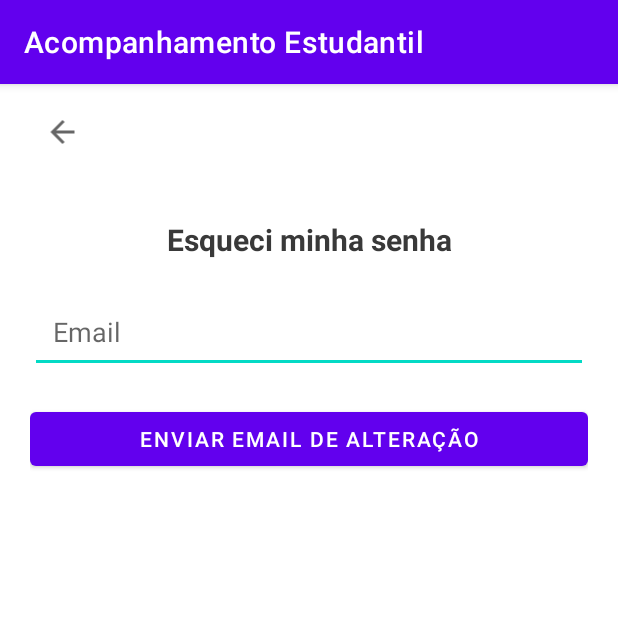
After one commit to williamsoaresdelima/AcompanhamentoEstudantil, an Android app: the ForgotPassword screen opened directly, with no data from a screen before it, on a phone screen of 412 x 824 dp, the top half of it. The commit adds this screen. Run offline under Robolectric (Android 15) with nearby library versions, the phone set to English and light mode, and no system bars; our stand-ins replace Firebase (no records; nobody signed in at launch, a user with empty details on screens opened directly).

Commit message:
logica em perfil e esqueci a senha

```diff
--- /dev/null
+++ b/app/src/main/java/com/example/acompanhamentoestudantil/ForgotPassword.kt
@@ -0,0 +1,40 @@
+package com.example.acompanhamentoestudantil
+
+import android.content.Intent
+import androidx.appcompat.app.AppCompatActivity
+import android.os.Bundle
+import android.view.View
+import android.widget.EditText
+import android.widget.Toast
+import com.google.firebase.auth.FirebaseAuth
+
+class ForgotPassword : AppCompatActivity() {
+    private lateinit var firebaseAuth: FirebaseAuth
+
+    override fun onCreate(savedInstanceState: Bundle?) {
+        super.onCreate(savedInstanceState)
+        setContentView(R.layout.activity_forgot_password)
+        firebaseAuth = FirebaseAuth.getInstance()
+
+        findViewById<View>(R.id.btn_forgot_password).setOnClickListener {
+            val emailAddress = findViewById<EditText>(R.id.etEmail).text.toString()
+            firebaseAuth.sendPasswordResetEmail(emailAddress).addOnCompleteListener { task ->
+                if (task.isSuccessful) {
+                    Toast.makeText(this, R.string.email_sent_password, Toast.LENGTH_SHORT).show()
+                } else {
+                    Toast.makeText(this, R.string.send_email_password_error, Toast.LENGTH_SHORT).show()
+                }
+            }
+
+            val activity = Intent(this, LoginScreen::class.java)
+            startActivity(activity)
+        }
+
+        findViewById<View>(R.id.btnBack).setOnClickListener {
+            val activity = Intent(this, LoginScreen::class.java)
+            startActivity(activity)
+        }
+
+
+    }
+}
--- a/app/src/main/java/com/example/acompanhamentoestudantil/LoginScreen.kt
+++ b/app/src/main/java/com/example/acompanhamentoestudantil/LoginScreen.kt
@@ -48,6 +48,11 @@ class LoginScreen : AppCompatActivity() {
 
         findViewById<View>(R.id.btnGoogleSignIn).setOnClickListener {
             signInGoogle()
+        }
+
+        findViewById<View>(R.id.forget_password).setOnClickListener {
+            val activity = Intent(this, ForgotPassword::class.java)
+            startActivity(activity)
         }
     }
 
--- /dev/null
+++ b/app/src/main/res/layout/activity_forgot_password.xml
@@ -0,0 +1,60 @@
+<?xml version="1.0" encoding="utf-8"?>
+<androidx.constraintlayout.widget.ConstraintLayout xmlns:android="http://schemas.android.com/apk/res/android"
+    xmlns:app="http://schemas.android.com/apk/res-auto"
+    xmlns:tools="http://schemas.android.com/tools"
+    android:layout_width="match_parent"
+    android:layout_height="match_parent"
+    android:padding="20dp"
+    tools:context=".ForgotPassword">
+
+    <ImageView
+        android:id="@+id/btnBack"
+        android:layout_width="43dp"
+        android:layout_height="wrap_content"
+        android:layout_gravity="center"
+        android:layout_marginTop="2dp"
+        android:layout_marginStart="10dp"
+        android:src="@drawable/outline_arrow_back_24"
+        android:contentDescription="@string/img_d_back"
+        tools:ignore="MissingConstraints">
+
+    </ImageView>
+
+    <TextView
+        android:layout_width="wrap_content"
+        android:layout_height="wrap_content"
+        android:text="@string/forgot_password"
+        android:textAlignment="center"
+        android:textColor="#393939"
+        android:textSize="20sp"
+        android:textStyle="bold"
+        android:id="@+id/vt1"
+        android:layout_marginTop="70dp"
+        app:layout_constraintEnd_toEndOf="parent"
+        app:layout_constraintStart_toStartOf="parent"
+        app:layout_constraintTop_toTopOf="parent"/>
+    <EditText
+        android:layout_width="0dp"
+        android:layout_height="wrap_content"
+        android:layout_marginTop="20dp"
+        android:hint="@string/email"
+        android:inputType="textEmailAddress"
+        android:id="@+id/etEmail"
+        android:padding="15dp"
+        app:layout_constraintEnd_toEndOf="parent"
+        app:layout_constraintStart_toStartOf="parent"
+        app:layout_constraintTop_toBottomOf="@id/vt1"
+        app:layout_constraintVertical_chainStyle="packed"
+        android:autofillHints="emailAddress"/>
+    <Button
+        android:id="@+id/btn_forgot_password"
+        android:layout_width="0dp"
+        android:layout_height="wrap_content"
+        android:text="@string/btn_send_email_password"
+        android:layout_marginTop="20dp"
+        app:layout_constraintEnd_toEndOf="@+id/etEmail"
+        app:layout_constraintStart_toStartOf="@+id/etEmail"
+        app:layout_constraintTop_toBottomOf="@+id/etEmail"
+        />
+
+</androidx.constraintlayout.widget.ConstraintLayout>
--- a/app/src/main/res/values/strings.xml
+++ b/app/src/main/res/values/strings.xml
@@ -3,6 +3,8 @@
     <string name="success_login">Logado com sucesso</string>
     <string name="fail_login">Falha ao logar</string>
     <string name="email_sent">Email de verificação enviado!</string>
+    <string name="forgot_password">Esqueci minha senha</string>
+    <string name="email_sent_password">Email de alteração de senha enviado!</string>
     <string name="unverified_email">Verifique seu email para logar</string>
     <string name="unfilled_fields">Preencha todos os campos</string>
     <string name="different_passwords">As senhas são diferentes</string>
@@ -38,4 +40,11 @@
     <string name="edit_profile">Atualizar Perfil</string>
     <string name="denied_permission">Permissão negada</string>
     <string name="approved_permission">Permissão aprovada</string>
+    <string name="success_image">Imagem enviada com sucesso</string>
+    <string name="failure_image">Falha ao enviar a imagem</string>
+    <string name="failure_profile_update">Falha ao salvar perfil</string>
+    <string name="success_profile_update">Perfil alterado com sucesso</string>
+    <string name="btn_edit_password">Alterar senha</string>
+    <string name="btn_send_email_password">Enviar email de alteração</string>
+    <string name="send_email_password_error">Falha ao enviar email de alteração</string>
 </resources>
```
Also changed, not shown: app/src/main/AndroidManifest.xml (+7 -4 lines), app/src/main/java/com/example/acompanhamentoestudantil/Profile.kt (+94 -8 lines), app/src/main/res/layout/activity_login_screen.xml (+14 -8 lines), app/src/main/res/layout/activity_profile.xml (+7 -0 lines).
